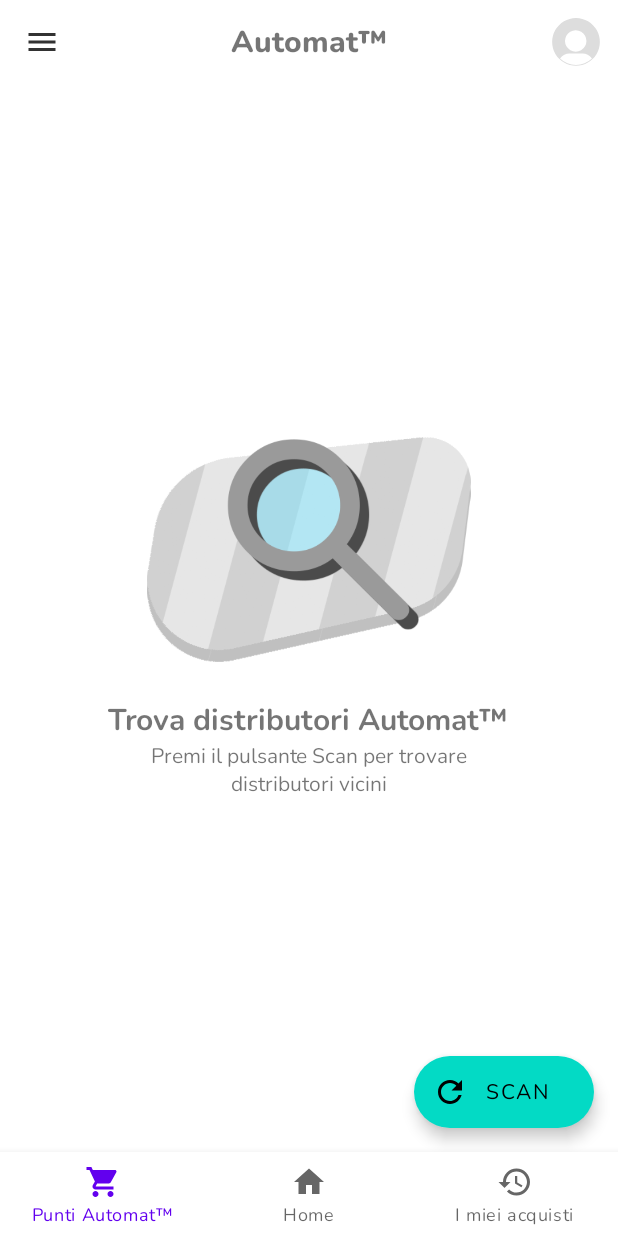
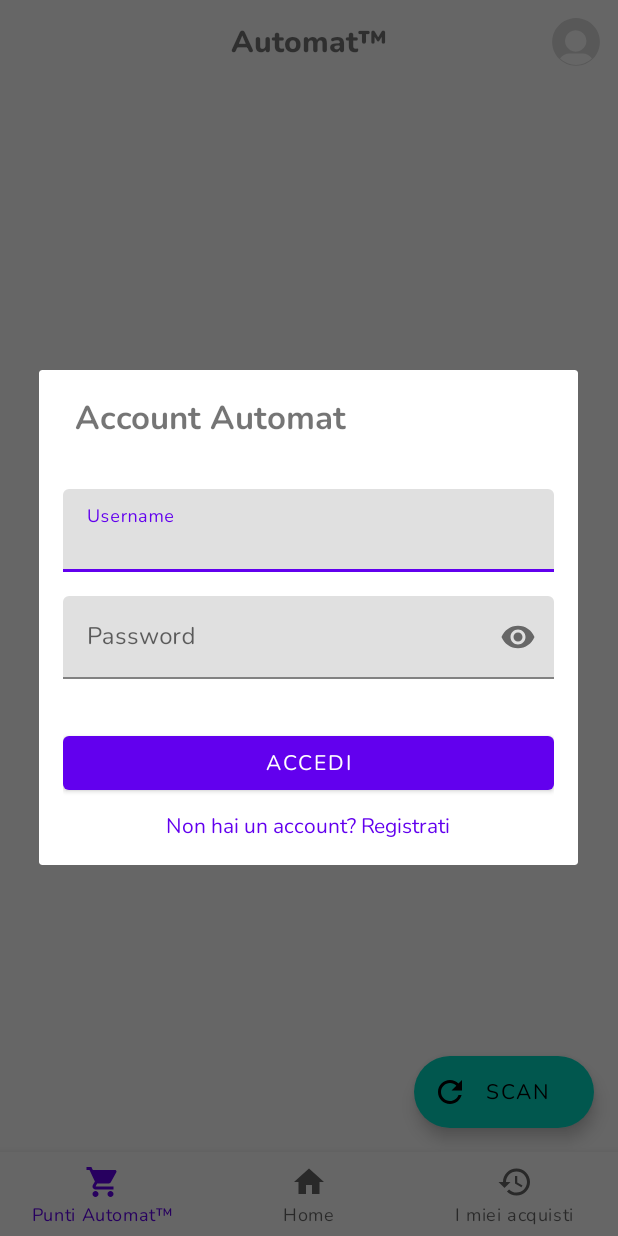
Before and after one commit to dalps/Automat, an Android app: the screen it shows after launch (HomeActivity), after a tap on "Accedi", on a phone screen of 412 x 824 dp. Run offline under Robolectric (Android 15) with nearby library versions, the phone set to English and light mode, and no system bars.

Commit message:
User login dialog and profile activity

```diff
--- a/app/src/main/java/com/monopalla/automat/HomeActivity.java
+++ b/app/src/main/java/com/monopalla/automat/HomeActivity.java
@@ -1,11 +1,22 @@
 package com.monopalla.automat;
 
 import androidx.appcompat.app.AppCompatActivity;
+import androidx.appcompat.widget.Toolbar;
 import androidx.core.content.res.ResourcesCompat;
 import androidx.recyclerview.widget.LinearLayoutManager;
+
+import android.app.Activity;
+import android.app.ActivityOptions;
+import android.content.DialogInterface;
+import android.content.Intent;
+import android.graphics.drawable.BitmapDrawable;
 import android.os.Bundle;
+import android.view.Menu;
+import android.view.MenuItem;
 import android.view.View;
 import com.monopalla.automat.data.MachineRepository;
+import com.monopalla.automat.data.UserRepository;
+import com.monopalla.automat.data.model.User;
 import com.monopalla.automat.databinding.ActivityHomeBinding;
 
 public class HomeActivity extends AppCompatActivity {
@@ -27,5 +38,36 @@ public class HomeActivity extends AppCompatActivity {
 
         binding.scanFAB.setOnClickListener(view ->
                 AnimUtils.switchViewsWithCircularReveal(binding.noMachineFound, binding.machineSection));
+
+        Menu menu = binding.homeAppBar.getMenu();
+        MenuItem loginButton = menu.findItem(R.id.login);
+
+        UserRepository userData = UserRepository.getInstance(getApplicationContext());
+        User user = userData.getCurrentUser();
+
+        if (user != null) {
+            loginButton.setIcon(new BitmapDrawable(getResources(), user.getProfilePicture()));
+        }
+
+        binding.homeAppBar.setOnMenuItemClickListener(item -> {
+            if (item.getItemId() == R.id.login) {
+                if (userData.getCurrentUser() != null) {
+                    // TODO Start user profile activity
+                    Intent intent = new Intent(HomeActivity.this, UserProfileActivity.class);
+
+                    startActivity(intent, ActivityOptions.makeSceneTransitionAnimation(this).toBundle());
+                } else {
+                    // TODO Show login dialog
+                    LoginFragment fragment = new LoginFragment(binding);
+                    fragment.show(getSupportFragmentManager(), "login");
+                }
+
+                return true;
+            }
+
+            return false;
+        });
+
+
     }
 }
--- /dev/null
+++ b/app/src/main/java/com/monopalla/automat/LoginFragment.java
@@ -0,0 +1,83 @@
+package com.monopalla.automat;
+
+import android.app.Activity;
+import android.app.ActivityOptions;
+import android.app.AlertDialog;
+import android.app.Dialog;
+import android.content.DialogInterface;
+import android.content.Intent;
+import android.graphics.Bitmap;
+import android.graphics.drawable.BitmapDrawable;
+import android.os.Bundle;
+
+import androidx.annotation.NonNull;
+import androidx.annotation.Nullable;
+import androidx.fragment.app.DialogFragment;
+
+import android.view.LayoutInflater;
+import android.view.Menu;
+import android.view.MenuItem;
+import android.view.View;
+import android.view.ViewGroup;
+
+import com.monopalla.automat.data.UserRepository;
+import com.monopalla.automat.data.model.User;
+import com.monopalla.automat.databinding.ActivityHomeBinding;
+import com.monopalla.automat.databinding.FragmentLoginBinding;
+
+public class LoginFragment extends DialogFragment {
+    ActivityHomeBinding parentBiding;
+
+    public LoginFragment(ActivityHomeBinding parentBiding) {
+        this.parentBiding = parentBiding;
+    }
+
+    @NonNull
+    @Override
+    public Dialog onCreateDialog(@Nullable Bundle savedInstanceState) {
+        AlertDialog.Builder builder = new AlertDialog.Builder(getActivity());
+
+        UserRepository userData = UserRepository.getInstance(getContext());
+
+        FragmentLoginBinding binding = FragmentLoginBinding.inflate(getLayoutInflater());
+
+        binding.loginButton.setOnClickListener(v -> {
+            String usernameInput = binding.loginUsernameEditText.getText().toString();
+            String passwordInput = binding.loginPasswordEditText.getText().toString();
+
+            if (userData.login(usernameInput, passwordInput)) {
+                Intent intent = new Intent(getActivity(), UserProfileActivity.class);
+
+                startActivity(intent, ActivityOptions.makeSceneTransitionAnimation(getActivity()).toBundle());
+                dismiss();
+            }
+        });
+
+        builder.setView(binding.getRoot());
+
+        return builder.create();
+    }
+
+    @Override
+    public View onCreateView(LayoutInflater inflater, ViewGroup container,
+                             Bundle savedInstanceState) {
+        // Inflate the layout for this fragment
+        return inflater.inflate(R.layout.fragment_login, container, false);
+    }
+
+    @Override
+    public void onDismiss(@NonNull DialogInterface dialog) {
+        super.onDismiss(dialog);
+
+        Menu menu = parentBiding.homeAppBar.getMenu();
+        MenuItem loginButton = menu.findItem(R.id.login);
+
+        UserRepository userData = UserRepository.getInstance(getContext());
+        User user = userData.getCurrentUser();
+
+        if (user != null) {
+            Bitmap cropped = ImageUtils.roundCrop(user.getProfilePicture());
+            loginButton.setIcon(new BitmapDrawable(getResources(), cropped));
+        }
+    }
+}
--- a/app/src/main/java/com/monopalla/automat/data/UserRepository.java
+++ b/app/src/main/java/com/monopalla/automat/data/UserRepository.java
@@ -1,4 +1,79 @@
 package com.monopalla.automat.data;
 
+import android.content.Context;
+import android.graphics.Bitmap;
+import android.graphics.BitmapFactory;
+
+import com.monopalla.automat.R;
+import com.monopalla.automat.data.model.User;
+
+import java.util.HashMap;
+
 public class UserRepository {
+    private static UserRepository instance;
+    private final HashMap<String, User> users = new HashMap<>();
+    private final Context context;
+    private User currentUser;
+
+    private UserRepository(Context context) {
+        this.context = context;
+
+        users.put("walter", new User("walter", "walter", "Walter Clements", toBitmap(R.drawable.walter_dog)));
+    }
+
+    public static UserRepository getInstance(Context context) {
+        if(instance == null) {
+            instance = new UserRepository(context);
+        }
+
+        return instance;
+    }
+
+    public User getCurrentUser() {
+        return currentUser;
+    }
+
+    public void setCurrentUser(User currentUser) {
+        this.currentUser = currentUser;
+    }
+
+    public boolean isLoginCorrect(String username, String password) {
+        User user = users.get(username);
+
+        if(user != null) {
+            String storedPassword = user.getPassword();
+
+            return password.compareTo(storedPassword) == 0;
+        }
+
+        return false;
+    }
+
+    public boolean login(String username, String password) {
+        boolean result = isLoginCorrect(username, password);
+
+        if(result) {
+            setCurrentUser(users.get(username));
+        }
+
+        return result;
+    }
+
+
+    public void logout() {
+        currentUser = null;
+    }
+
+    public void register(User newUser) {
+        users.put(newUser.getUsername(), newUser);
+    }
+
+    public void updateAvatar(User user, Bitmap newPic) {
+        user.setProfilePicture(newPic);
+        users.replace(user.getUsername(), user);
+    }
+
+    Bitmap toBitmap(int resId) {
+        return BitmapFactory.decodeResource(context.getResources(), resId);
+    }
 }
--- a/app/src/main/java/com/monopalla/automat/data/model/User.java
+++ b/app/src/main/java/com/monopalla/automat/data/model/User.java
@@ -1,4 +1,93 @@
 package com.monopalla.automat.data.model;
 
+import android.graphics.Bitmap;
+
+import java.util.ArrayList;
+import java.util.HashSet;
+import java.util.Set;
+
 public class User {
+    String username;
+    String password;
+    String name;
+    Bitmap profilePicture;
+    final HashSet<Product> favoriteProducts;
+    final ArrayList<Order> orderHistory;
+
+    int automats;
+
+    public User(String username, String password, String name, Bitmap profilePicture) {
+        this.username = username;
+        this.password = password;
+        this.name = name;
+        this.profilePicture = profilePicture;
+        favoriteProducts = new HashSet<>();
+        orderHistory = new ArrayList<>();
+        automats = 0;
+    }
+
+    public void addFavorite(Product product) {
+        favoriteProducts.add(product);
+    }
+
+    public void removeFavorite(Product product) {
+        favoriteProducts.remove(product);
+    }
+
+    public void addAutomats(int gain) {
+        automats += gain;
+    }
+
+    public void spendAutomats(int loss) {
+        automats = Math.max(0, automats-loss);
+    }
+
+    public int getAutomats() {
+        return automats;
+    }
+
+    public void addToHistory(Order order) {
+        orderHistory.add(order);
+    }
+
+    public int historyLength() {
+        return orderHistory.size();
+    }
+
+    public String getUsername() {
+        return username;
+    }
+
+    public void setUsername(String username) {
+        this.username = username;
+    }
+
+    public String getPassword() {
+        return password;
+    }
+
+    public void setPassword(String password) {
+        this.password = password;
+    }
+
+    public String getName() {
+        return name;
+    }
+
+    public void setName(String name) {
+        this.name = name;
+    }
+
+
+    public Bitmap getProfilePicture() {
+        return profilePicture;
+    }
+
+    public void setProfilePicture(Bitmap profilePicture) {
+        this.profilePicture = profilePicture;
+    }
+
+    public Set<Product> getFavoriteProducts() {
+        return favoriteProducts;
+    }
 }
--- /dev/null
+++ b/app/src/main/res/color/stroke_color.xml
@@ -0,0 +1,4 @@
+<selector xmlns:android="http://schemas.android.com/apk/res/android">
+    <item android:color="?attr/colorPrimary" android:state_checked="true"/>
+    <item android:alpha="0.12" android:color="?attr/colorOnSurface" android:state_checked="false"/>
+</selector>
--- /dev/null
+++ b/app/src/main/res/drawable/ic_baseline_edit_24.xml
@@ -0,0 +1,5 @@
+<vector android:height="24dp" android:tint="#000000"
+    android:viewportHeight="24" android:viewportWidth="24"
+    android:width="24dp" xmlns:android="http://schemas.android.com/apk/res/android">
+    <path android:fillColor="@android:color/white" android:pathData="M3,17.25V21h3.75L17.81,9.94l-3.75,-3.75L3,17.25zM20.71,7.04c0.39,-0.39 0.39,-1.02 0,-1.41l-2.34,-2.34c-0.39,-0.39 -1.02,-0.39 -1.41,0l-1.83,1.83 3.75,3.75 1.83,-1.83z"/>
+</vector>
--- a/app/src/main/res/layout/activity_home.xml
+++ b/app/src/main/res/layout/activity_home.xml
@@ -17,7 +17,6 @@
             android:layout_width="match_parent"
             android:layout_height="?attr/actionBarSize"
             app:menu="@menu/home_actionbar_menu"
-            app:navigationIcon="@drawable/ic_baseline_menu_24"
             style="@style/Widget.MaterialComponents.Toolbar.Surface">
 
             <TextView
--- /dev/null
+++ b/app/src/main/res/layout/fragment_login.xml
@@ -0,0 +1,66 @@
+<?xml version="1.0" encoding="utf-8"?>
+<LinearLayout xmlns:android="http://schemas.android.com/apk/res/android"
+    xmlns:tools="http://schemas.android.com/tools"
+    android:layout_width="match_parent"
+    android:layout_height="wrap_content"
+    xmlns:app="http://schemas.android.com/apk/res-auto"
+    android:orientation="vertical"
+    tools:context=".LoginFragment"
+    android:padding="@dimen/medium_margin">
+
+    <TextView
+        android:layout_width="match_parent"
+        android:layout_height="wrap_content"
+        android:layout_marginHorizontal="@dimen/small_margin"
+        android:layout_marginBottom="@dimen/big_margin"
+        android:text="Account Automat"
+        android:textSize="@dimen/big_fontsize"
+        android:textFontWeight="700"/>
+
+    <com.google.android.material.textfield.TextInputLayout
+        android:id="@+id/loginUsernameLayout"
+        android:layout_width="match_parent"
+        android:layout_height="wrap_content"
+        android:hint="Username">
+
+        <com.google.android.material.textfield.TextInputEditText
+            android:id="@+id/loginUsernameEditText"
+            android:layout_width="match_parent"
+            android:layout_height="wrap_content"
+            android:inputType="textPersonName"/>
+    </com.google.android.material.textfield.TextInputLayout>
+
+    <com.google.android.material.textfield.TextInputLayout
+        android:id="@+id/loginPasswordLayout"
+        android:layout_width="match_parent"
+        android:layout_height="wrap_content"
+        android:layout_marginTop="@dimen/medium_margin"
+        android:hint="Password"
+        app:endIconMode="password_toggle">
+
+        <com.google.android.material.textfield.TextInputEditText
+            android:id="@+id/loginPasswordEditText"
+            android:layout_width="match_parent"
+            android:layout_height="wrap_content"
+            android:inputType="textPassword"/>
+    </com.google.android.material.textfield.TextInputLayout>
+
+    <com.google.android.material.button.MaterialButton
+        android:id="@+id/loginButton"
+        android:layout_width="match_parent"
+        android:layout_height="wrap_content"
+        android:layout_marginTop="@dimen/big_margin"
+        android:text="Accedi"/>
+
+    <TextView
+        android:id="@+id/registerLink"
+        android:layout_width="match_parent"
+        android:layout_height="wrap_content"
+        android:layout_marginTop="@dimen/small_margin"
+        android:text="Non hai un account? Registrati"
+        android:textColor="@color/purple_500"
+        android:textSize="@dimen/small_fontsize"
+        android:textAlignment="center"
+        android:clickable="true"
+        android:focusable="true"/>
+</LinearLayout>
--- /dev/null
+++ b/app/src/main/res/menu/user_profile_actionbar_menu.xml
@@ -0,0 +1,5 @@
+<?xml version="1.0" encoding="utf-8"?>
+<menu xmlns:android="http://schemas.android.com/apk/res/android"
+    xmlns:app="http://schemas.android.com/apk/res-auto">
+
+</menu>
--- a/app/src/main/res/values/dimens.xml
+++ b/app/src/main/res/values/dimens.xml
@@ -3,6 +3,9 @@
     <dimen name="small_margin">8dp</dimen>
     <dimen name="medium_margin">16dp</dimen>
     <dimen name="big_margin">32dp</dimen>
-    <dimen name="list_item_spacing">16dp</dimen>
-    <dimen name="list_item_spacing_half">8dp</dimen>
+    <dimen name="small_fontsize">14dp</dimen>
+    <dimen name="medium_fontsize">18dp</dimen>
+    <dimen name="big_fontsize">22sp</dimen>
+    <dimen name="list_item_spacing">16sp</dimen>
+    <dimen name="list_item_spacing_half">8sp</dimen>
 </resources>
--- a/app/src/main/res/values/strings.xml
+++ b/app/src/main/res/values/strings.xml
@@ -16,4 +16,6 @@
     <!-- TODO: Remove or change this placeholder text -->
     <string name="hello_blank_fragment">Hello blank fragment</string>
     <string name="item_quantity">%1$d</string>
+    <string name="user_order_tally">%1$d acquisti effettuati</string>
+    <string name="user_profile_automat_tally">%1$d punti Automat</string>
 </resources>
```
Also changed, not shown: app/build.gradle (+6 -4 lines), app/src/main/AndroidManifest.xml (+7 -0 lines), app/src/main/java/com/monopalla/automat/ImageUtils.java (added, +89 -0 lines), app/src/main/java/com/monopalla/automat/UserProfileActivity.java (added, +37 -0 lines), app/src/main/java/com/monopalla/automat/data/model/Order.java (added, +12 -0 lines), app/src/main/res/drawable-v24/round_button_background.xml (added, +10 -0 lines), app/src/main/res/layout/activity_user_profile.xml (added, +145 -0 lines), app/src/main/res/drawable-v24/walter_dog.jpg (added).
